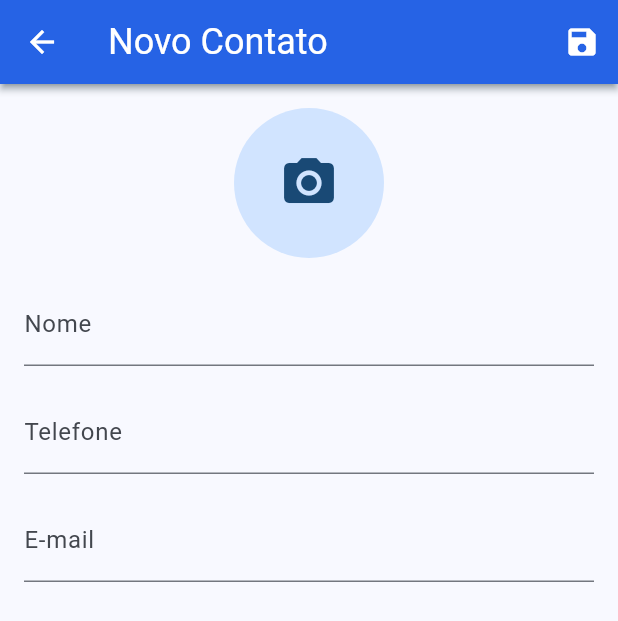
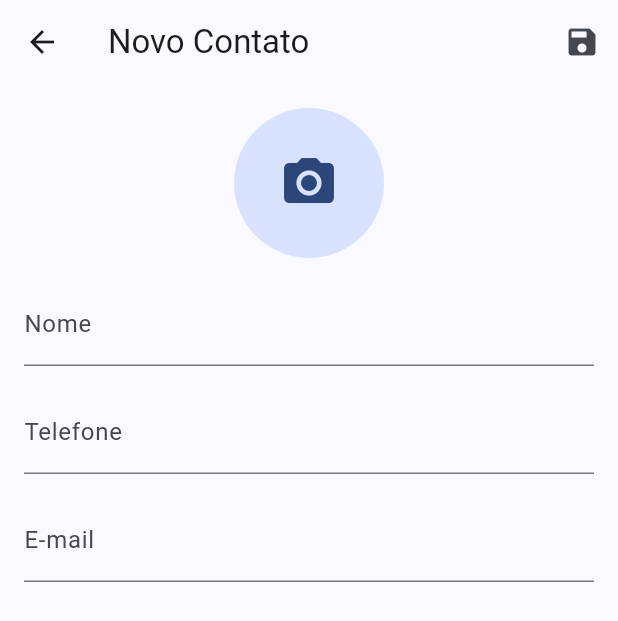
Before and after one commit to felbart/contatosplus, a Flutter app: the screen it shows after launch, after a tap on the "add" icon, on a phone screen of 412 x 824 dp. Shown: the top 621 px of the screen. Run offline on Flutter 3.47's test engine with Material 3 defaults, Android fonts, the light colour scheme and no system bars; our stand-ins replace brasil_fields, image_picker, sqflite; accounts and stored records are empty; network calls fail.

Commit message:
Ajustando layout lista

```diff
--- a/lib/app/my_app.dart
+++ b/lib/app/my_app.dart
@@ -22,7 +22,7 @@ class MyApp extends StatelessWidget {
       debugShowCheckedModeBanner: false,
       theme: ThemeData(
         colorScheme: ColorScheme.fromSeed(
-          seedColor: Colors.blue,
+          seedColor: Colors.blueAccent,
           brightness: Brightness.light,
         ),
         useMaterial3: true,
--- a/lib/app/view/contact_form.dart
+++ b/lib/app/view/contact_form.dart
@@ -67,18 +67,18 @@ class _ContactFormState extends State<ContactForm> {
   Widget build(BuildContext context) {
     return Scaffold(
       appBar: AppBar(
-        backgroundColor: Color.fromRGBO(37, 99, 235, 1),
-        titleTextStyle: TextStyle(
-          color: Colors.white,
-          fontSize: 24,
-        ),
-        iconTheme: IconThemeData(
-          color: Colors.white,
-          size: 24,
-        ),
+        // backgroundColor: Color.fromRGBO(37, 99, 235, 1),
+        // titleTextStyle: TextStyle(
+        //   color: Colors.white,
+        //   fontSize: 24,
+        // ),
+        // iconTheme: IconThemeData(
+        //   color: Colors.white,
+        //   size: 24,
+        // ),
         title: const Text("Novo Contato"),
-        elevation: 2,
-        shadowColor: Colors.blueGrey,
+        // elevation: 2,
+        // shadowColor: Colors.blueGrey,
         actions: [
           IconButton(
             icon: const Icon(Icons.save),
--- a/lib/app/view/contact_list.dart
+++ b/lib/app/view/contact_list.dart
@@ -62,19 +62,8 @@ class _ContactListState extends State<ContactList> {
 
         return Scaffold(
           appBar: AppBar(
-            backgroundColor: Color.fromRGBO(37, 99, 235, 1),
-            titleTextStyle: TextStyle(
-              color: Colors.white,
-              fontSize: 24,
-            ),
-            actionsIconTheme: IconThemeData(
-              color: Colors.white,
-              size: 24,
-            ),
             title: const Text("Lista de Contatos"),
-            elevation: 2,
-            toolbarHeight: 80,
-            shadowColor: Colors.blueGrey,
+            shadowColor: Colors.blueGrey.shade100,
             actions: [
               IconButton(
                 icon: const Icon(Icons.add),
@@ -87,10 +76,10 @@ class _ContactListState extends State<ContactList> {
                 },
               ),
             ],
-            scrolledUnderElevation: 8.4,
           ),
           floatingActionButton: FloatingActionButton(
             tooltip: 'Adicionar Contato',
+            backgroundColor: Colors.blueAccent,
             onPressed: () async {
               final result =
                   await Navigator.of(context).pushNamed(MyApp.CONTACT_FORM);
@@ -98,11 +87,21 @@ class _ContactListState extends State<ContactList> {
                 _loadContacts();
               }
             },
-            child: const Icon(Icons.add, size: 24),
+            child: const Icon(
+              Icons.add,
+              size: 24,
+              color: Colors.white,
+            ),
           ),
           body: Container(
-            padding: const EdgeInsets.all(8.0),
+            padding: EdgeInsets.only(
+              left: 16,
+              top: 2,
+              right: 16,
+              bottom: 20,
+            ),
             child: ListView.builder(
+              shrinkWrap: true,
               itemCount: lista.length,
               itemBuilder: (context, i) => _buildContactTile(lista[i]),
             ),
```
Also changed, not shown: lib/app/view/contact_details.dart (+26 -14 lines), pubspec.yaml (+8 -3 lines), assets/images/contato-deletado.png (added), assets/images/contato-editado.png (added), assets/images/contato-salvo.png (added), assets/images/nenhum-contato.png (added).
